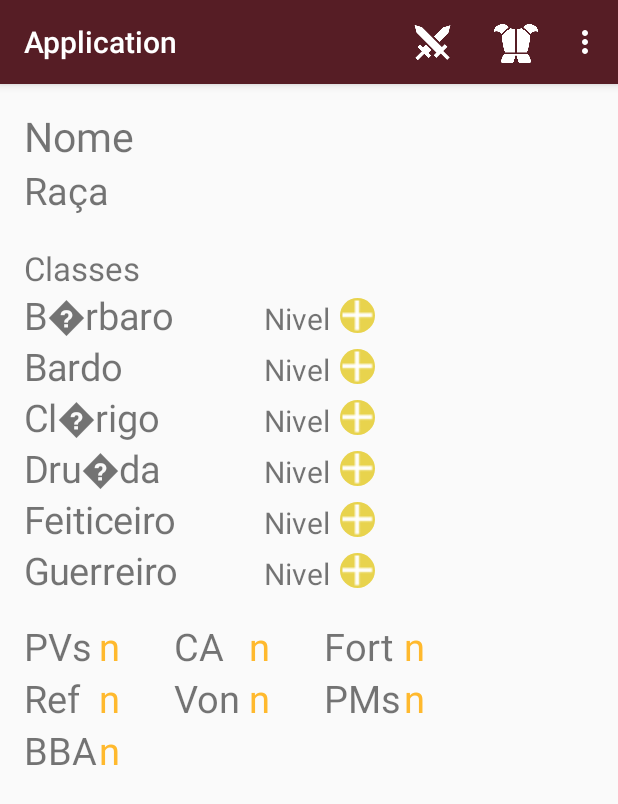
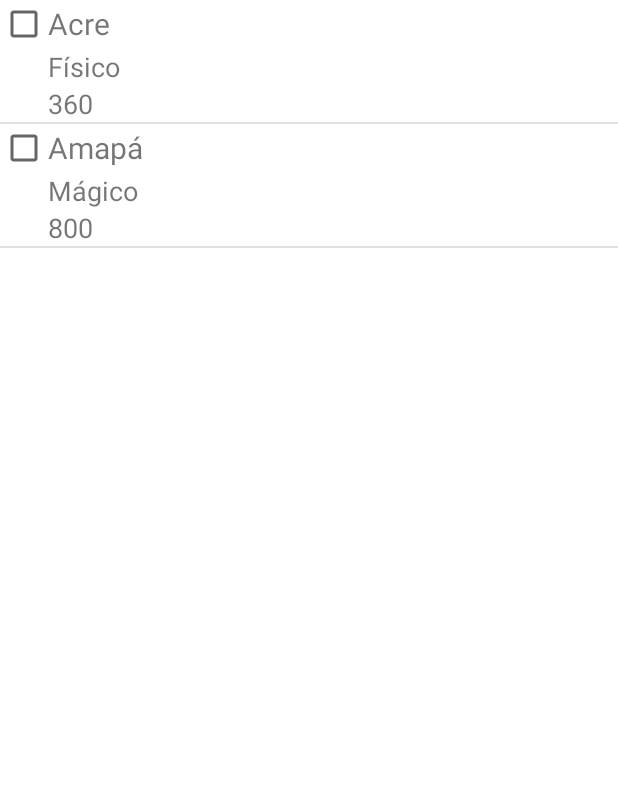
Before and after one commit to iago-correa/Projeto, an Android app: the DisplayCharacter screen opened directly, with no data from a screen before it, in the options menu, after a tap on "Ataques", on a phone screen of 412 x 824 dp. Shown: the top 804 px of the screen. Run offline under Robolectric (Android 15) with nearby library versions, the phone set to English and light mode, and no system bars; 1 statement that could not run was skipped.

Commit message:
Esqueletos de perícias, ataques e habilidades

```diff
--- a/Application/app/src/main/AndroidManifest.xml
+++ b/Application/app/src/main/AndroidManifest.xml
@@ -18,6 +18,9 @@
         <activity android:name="com.example.iago.application.DisplayCharacters" />
         <activity android:name="com.example.iago.application.CreateCharacter1" />
         <activity android:name="com.example.iago.application.DisplayCharacter" />
+        <activity android:name="com.example.iago.application.DisplayHabilidades" />
+        <activity android:name="com.example.iago.application.DisplayPericias" />
+        <activity android:name="com.example.iago.application.DisplayAtaques" />
     </application>
 
 </manifest>
--- /dev/null
+++ b/Application/app/src/main/java/com/example/iago/application/DisplayAtaques.java
@@ -0,0 +1,82 @@
+package com.example.iago.application;
+
+import android.app.Activity;
+import android.os.Bundle;
+import android.view.LayoutInflater;
+import android.view.View;
+import android.view.ViewGroup;
+import android.widget.ArrayAdapter;
+import android.widget.CheckBox;
+import android.widget.ListView;
+import android.widget.TextView;
+import android.widget.Toast;
+
+public class DisplayAtaques extends Activity {
+
+    // Lista de pericias
+    private final String[][] ESTADOS = new String[][] {{"Acre", "Físico", "360"},{"Amapá", "Mágico", "800"}};
+
+
+    @Override
+    public void onCreate(Bundle savedInstanceState) {
+
+        super.onCreate(savedInstanceState);
+
+        setContentView(R.layout.activity_display_multi);
+        ListView list = (ListView) findViewById(R.id.multiList);
+
+        ArrayAdapter<String> lsvEstadosAdapter = new ArrayAdapter<String>(this, android.R.layout.simple_list_item_1) {
+            @Override
+            public View getView(int position,View convertView, ViewGroup parent) {
+
+                String estado = ESTADOS[position][0];
+                String tipo = ESTADOS[position][1];
+                String val = ESTADOS[position][2];
+                View v = convertView;
+
+                if(v==null) {
+                    LayoutInflater inflater = getLayoutInflater();
+                    v = (View) inflater.inflate(R.layout.activity_display_ataques, null);
+                }
+
+                CheckBox check = (CheckBox) v.findViewById(R.id.chkAtk);
+
+                check.setTag(estado);
+
+                check.setOnClickListener(new View.OnClickListener() {
+                    @Override
+                    public void onClick(View v) {
+                        CheckBox chk = (CheckBox) v;
+                        String estado = (String) chk.getTag();
+                        if(chk.isChecked()) {
+                            Toast.makeText(getApplicationContext(), "Checbox de " + estado + " marcado!", Toast.LENGTH_SHORT).show();
+                        } else {
+                            Toast.makeText(getApplicationContext(), "Checbox de " + estado + " desmarcado!", Toast.LENGTH_SHORT).show();
+                        }
+                    }
+                });
+
+                TextView txvEstado = (TextView) v.findViewById(R.id.textNome);
+                TextView txvTipo = (TextView) v.findViewById(R.id.textAtk);
+                TextView txvVal = (TextView) v.findViewById(R.id.textDano);
+                txvEstado.setText(estado);
+                txvTipo.setText(tipo);
+                txvVal.setText(val);
+
+                return v;
+            }
+
+            @Override
+            public long getItemId(int position) {
+                return position;
+            }
+
+            @Override
+            public int getCount() {
+                return ESTADOS.length;
+            }
+        };
+        list.setAdapter(lsvEstadosAdapter);
+    }
+
+}
--- a/Application/app/src/main/java/com/example/iago/application/DisplayCharacter.java
+++ b/Application/app/src/main/java/com/example/iago/application/DisplayCharacter.java
@@ -2,6 +2,8 @@ package com.example.iago.application;
 
 import android.app.Activity;
 import android.app.Dialog;
+import android.content.ClipData;
+import android.content.Intent;
 import android.os.Bundle;
 import android.support.v7.app.ActionBar;
 import android.support.v7.app.AppCompatActivity;
@@ -9,6 +11,7 @@ import android.support.v7.widget.Toolbar;
 import android.view.Gravity;
 import android.view.Menu;
 import android.view.MenuInflater;
+import android.view.MenuItem;
 import android.widget.ArrayAdapter;
 import android.widget.GridLayout;
 import android.widget.ImageButton;
@@ -33,7 +36,6 @@ public class DisplayCharacter extends AppCompatActivity {
         mydb.inicializaDB();
 
         ArrayList classes = mydb.getAll("classes");
-
 
         for(int i=0;i<classes.size();i++) {
 
@@ -86,4 +88,33 @@ public class DisplayCharacter extends AppCompatActivity {
         return true;
     }
 
+    @Override
+    public boolean onOptionsItemSelected(MenuItem item) {
+
+        Intent intent = null;
+
+        switch (item.getItemId()) {
+            case R.id.actionHabilidades:
+                intent = new Intent(getApplicationContext(), DisplayHabilidades.class);
+                startActivity(intent);
+                return true;
+
+            case R.id.actionPerícias:
+                intent = new Intent(getApplicationContext(), DisplayPericias.class);
+                startActivity(intent);
+                return true;
+
+            case R.id.actionAtaques:
+                intent = new Intent(getApplicationContext(), DisplayAtaques.class);
+                startActivity(intent);
+                return true;
+
+            default:
+                // If we got here, the user's action was not recognized.
+                // Invoke the superclass to handle it.
+                return super.onOptionsItemSelected(item);
+
+        }
+    }
+
 }
--- /dev/null
+++ b/Application/app/src/main/res/layout/activity_display_ataques.xml
@@ -0,0 +1,44 @@
+<?xml version="1.0" encoding="utf-8"?>
+<GridLayout xmlns:android="http://schemas.android.com/apk/res/android"
+    android:orientation="horizontal"
+    android:layout_width="fill_parent"
+    android:layout_height="fill_parent">
+
+    <CheckBox
+        android:id="@+id/chkAtk"
+        android:layout_width="wrap_content"
+        android:layout_height="wrap_content"
+        android:layout_row="0"
+        android:layout_column="0"/>
+
+    <TextView
+        android:id="@+id/textNome"
+        android:layout_width="wrap_content"
+        android:layout_height="wrap_content"
+        android:layout_gravity="center_vertical"
+        android:gravity="left"
+        android:textSize="20sp"
+        android:layout_row="0"
+        android:layout_column="1"/>
+
+    <TextView
+        android:id="@+id/textAtk"
+        android:layout_width="wrap_content"
+        android:layout_height="wrap_content"
+        android:layout_gravity="center_vertical"
+        android:gravity="left"
+        android:textSize="18sp"
+        android:layout_row="1"
+        android:layout_column="1"/>
+
+    <TextView
+        android:id="@+id/textDano"
+        android:layout_width="wrap_content"
+        android:layout_height="wrap_content"
+        android:layout_gravity="center_vertical"
+        android:gravity="left"
+        android:textSize="18sp"
+        android:layout_row="2"
+        android:layout_column="1"/>
+
+</GridLayout>
--- a/Application/app/src/main/res/layout/activity_display_pericias_habilidades.xml
+++ b/Application/app/src/main/res/layout/activity_display_multi.xml
@@ -7,6 +7,6 @@
     <ListView
         android:layout_width="match_parent"
         android:layout_height="match_parent"
-        android:id="@+id/periciasHabilidadesList"/>
+        android:id="@+id/multiList"/>
 
 </FrameLayout>
```
Also changed, not shown: Application/app/src/main/java/com/example/iago/application/DisplayHabilidades.java (added, +82 -0 lines), Application/app/src/main/java/com/example/iago/application/DisplayPericias.java (added, +79 -0 lines), Application/app/src/main/res/layout/activiry_display_habilidades.xml (added, +19 -0 lines), Application/app/src/main/res/layout/activity_display_pericias.xml (added, +34 -0 lines).
